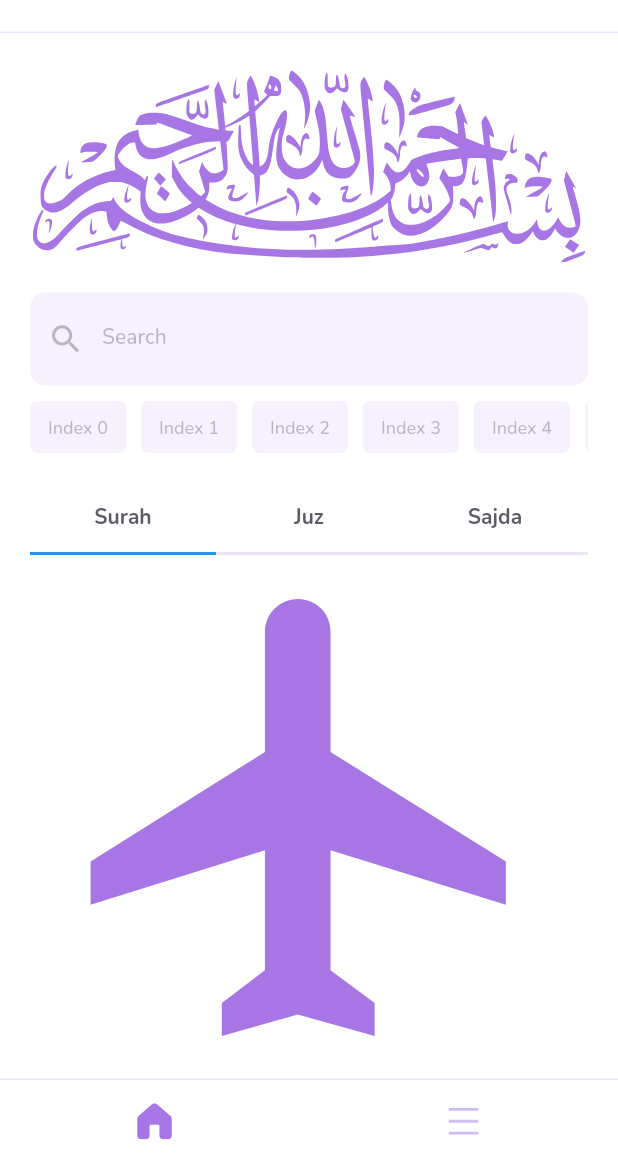
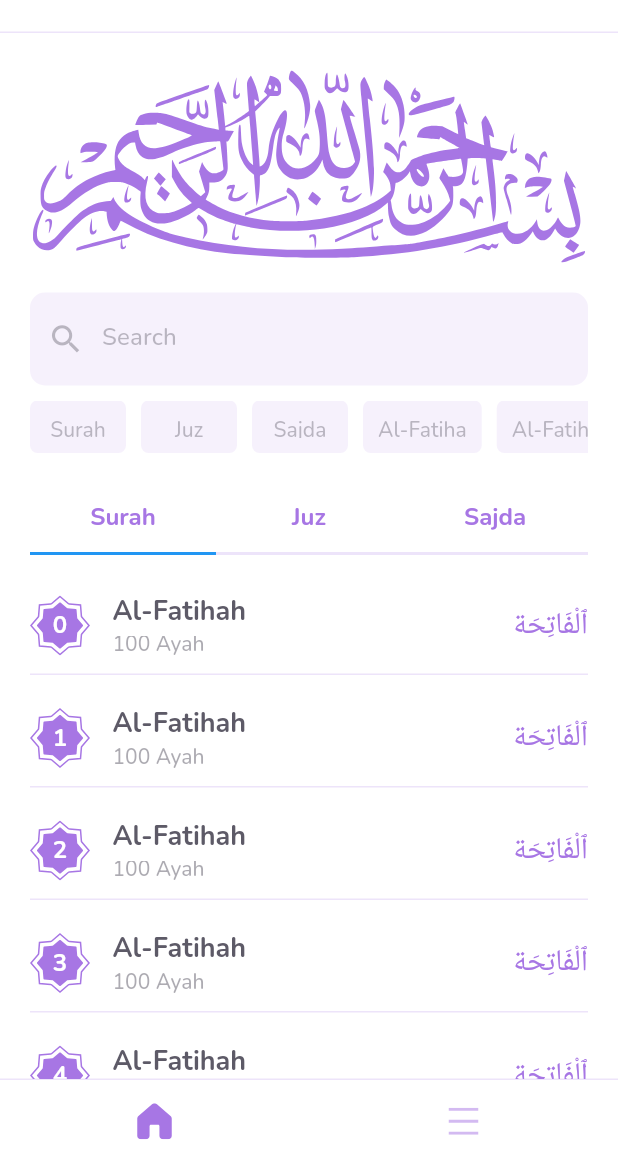
Before and after one commit to Open-Quran/quran, a Flutter app: the screen it shows after launch, on a phone screen of 412 x 824 dp, the part 72-1236 px from its top. Run offline on Flutter 3.47's test engine with Material 2 defaults, Android fonts, the phone set to English and light mode, and no system bars; drawn by our look-alikes of auto_size_text; our stand-ins replace flutter_svg, get_storage, google_fonts; generated files the repository leaves out were written again.

Commit message:
create fake surah list in home screen

```diff
--- a/lib/constants/images.dart
+++ b/lib/constants/images.dart
@@ -15,4 +15,5 @@ class ImageConstants {
   static const String playActiveIcon = "${_iconsPath}ic_play_active.svg";
   static const String stopActiveIcon = "${_iconsPath}ic_stop_active.svg";
   static const String bigBasmalaIcon = "${_iconsPath}ic_big_basmala.svg";
+  static const String surahNumberFrame = "${_iconsPath}ic_surah_number_frame.svg";
 }
--- a/lib/l10n/app_en.arb
+++ b/lib/l10n/app_en.arb
@@ -4,5 +4,6 @@
     "search": "Search",
     "surah": "Surah",
     "juz": "Juz",
-    "sajda": "Sajda"
+    "sajda": "Sajda",
+    "ayah": "Ayah"
 }
--- a/lib/l10n/app_tr.arb
+++ b/lib/l10n/app_tr.arb
@@ -4,5 +4,6 @@
     "search": "Arama",
     "surah": "Sure",
     "juz": "Cüz",
-    "sajda": "Secde"
+    "sajda": "Secde",
+    "ayah": "Ayet"
 }
--- /dev/null
+++ b/lib/models/surah_model.dart
@@ -0,0 +1,17 @@
+class SurahModel {
+  int id;
+  String name;
+  String nameAr;
+
+  int get versesLength => 100;
+
+  SurahModel({required this.id, required this.name, required this.nameAr});
+
+  static List<SurahModel> get getFakeData {
+    List<SurahModel> data = [];
+    for (int i = 0; i < 10; i++) {
+      data.add(SurahModel(id: i, name: "Al-Fatihah", nameAr: "ٱلْفَاتِحَة"));
+    }
+    return data;
+  }
+}
--- a/lib/screens/home_screen.dart
+++ b/lib/screens/home_screen.dart
@@ -1,8 +1,11 @@
 import 'package:fabrikod_quran/constants/constants.dart';
+import 'package:fabrikod_quran/models/surah_model.dart';
 import 'package:fabrikod_quran/providers/home_provider.dart';
+import 'package:fabrikod_quran/widgets/bars/custom_tab_bar.dart';
 import 'package:fabrikod_quran/widgets/bars/main_app_bar.dart';
 import 'package:fabrikod_quran/widgets/bars/custom_search_bar.dart';
-import 'package:fabrikod_quran/widgets/search_tag.dart';
+import 'package:fabrikod_quran/widgets/cards/surah_detail_card.dart';
+import 'package:fabrikod_quran/widgets/tags/custom_tag_list.dart';
 import 'package:flutter/material.dart';
 import 'package:flutter_svg/flutter_svg.dart';
 import 'package:provider/provider.dart';
@@ -32,93 +35,55 @@ class _HomeScreenState extends State<HomeScreen> {
           const EdgeInsets.only(top: kPaddingVertical),
       child: Column(
         children: [
-          SvgPicture.asset(ImageConstants.bigBasmalaIcon, color: Theme.of(context).iconTheme.color),
+          buildBasmala,
           const SizedBox(height: kPaddingDefault * 2),
-          CustomSearchBar(focusNode: context.watch<HomeProvider>().searchBarFocusNode),
+          buildSearchBar,
           const SizedBox(height: kPaddingDefault),
           buildSearchTags,
           const SizedBox(height: kPaddingDefault * 2),
-          Expanded(child: buildDefaultTabController),
+          Expanded(child: buildTabBar),
         ],
       ),
     );
   }
 
+  Widget get buildBasmala =>
+      SvgPicture.asset(ImageConstants.bigBasmalaIcon, color: Theme.of(context).iconTheme.color);
+
+  Widget get buildSearchBar =>
+      CustomSearchBar(focusNode: context.watch<HomeProvider>().searchBarFocusNode);
+
   Widget get buildSearchTags {
-    return SizedBox(
-      height: 35,
-      child: ListView.separated(
-        itemCount: 10,
-        scrollDirection: Axis.horizontal,
-        itemBuilder: (context, index) {
-          return SearchTag(
-            title: "Index $index",
-            onPressed: () {},
-          );
-        },
-        separatorBuilder: (context, index) {
-          return const SizedBox(width: kPaddingDefault);
-        },
-      ),
+    return CustomTagList(
+      ///Todo After then Fixed
+      tags: const ["Surah", "Juz", "Sajda", "Al-Fatiha", "Al-Fatiha", "Al-Fatiha"],
+      selectedTag: (selectedTag) {},
     );
   }
 
-  Widget get buildDefaultTabController {
-    return DefaultTabController(
-      length: 3,
-      child: Column(
-        children: [
-          buildTabBar,
-          Expanded(child: buildTabBarView),
-        ],
-      ),
-    );
-  }
-
-  List<String> get getTabTitles => [
+  Widget get buildTabBar {
+    return CustomTabBar(
+      tabTitles: [
         context.translate.surah,
         context.translate.juz,
         context.translate.sajda,
-      ];
-
-  Widget get buildTabBar {
-    return Stack(
-      children: [
-        Positioned.fill(
-          child: Container(
-            decoration: BoxDecoration(
-              border: Border(
-                bottom: BorderSide(
-                  color: context.theme.dividerColor,
-                  width: 2.0,
-                ),
-              ),
-            ),
-          ),
-        ),
-        TabBar(
-          tabs: [
-            ...getTabTitles.map(
-              (e) => Tab(
-                icon: Text(
-                  e,
-                  style: context.theme.textTheme.bodyText1?.copyWith(fontWeight: FontWeight.w700),
-                ),
-              ),
-            ),
-          ],
-        ),
+      ],
+      tabViews: [
+        buildSurahList,
+        const Icon(Icons.directions_transit, size: 350),
+        const Icon(Icons.directions_car, size: 350),
       ],
     );
   }
 
-  Widget get buildTabBarView {
-    return const TabBarView(
-      children: [
-        Icon(Icons.flight, size: 350),
-        Icon(Icons.directions_transit, size: 350),
-        Icon(Icons.directions_car, size: 350),
-      ],
+  Widget get buildSurahList {
+    return ListView.separated(
+      itemCount: SurahModel.getFakeData.length,
+      padding: const EdgeInsets.symmetric(vertical: kPaddingVertical),
+      itemBuilder: (context, index) => SurahDetailCard(
+        surahModel: SurahModel.getFakeData[index],
+      ),
+      separatorBuilder: (context, index) => const SizedBox(height: kPaddingContentSpaceBetween),
     );
   }
 }
--- a/lib/widgets/bars/custom_search_bar.dart
+++ b/lib/widgets/bars/custom_search_bar.dart
@@ -16,14 +16,14 @@ class CustomSearchBar extends StatelessWidget {
       child: TextFormField(
         focusNode: focusNode,
         controller: textEditingController,
-        cursorColor: Theme.of(context).primaryColor,
+        cursorColor: context.theme.primaryColor,
         decoration: InputDecoration(
           prefixIcon: Icon(
             Icons.search,
             size: 25,
-            color: Theme.of(context).secondaryHeaderColor,
+            color: context.theme.secondaryHeaderColor,
           ),
-          fillColor: Theme.of(context).cardTheme.color?.withOpacity(0.1),
+          fillColor: context.theme.cardTheme.color?.withOpacity(0.1),
           filled: true,
           isDense: true,
           contentPadding: const EdgeInsets.all(kPaddingHorizontal),
@@ -35,8 +35,8 @@ class CustomSearchBar extends StatelessWidget {
           focusedErrorBorder: getBorder,
           labelText: context.translate.search,
           floatingLabelBehavior: FloatingLabelBehavior.never,
-          labelStyle: Theme.of(context).textTheme.bodyText1?.copyWith(
-                color: Theme.of(context).secondaryHeaderColor,
+          labelStyle: context.theme.textTheme.titleSmall?.copyWith(
+                color: context.theme.secondaryHeaderColor,
               ),
         ),
       ),
--- /dev/null
+++ b/lib/widgets/bars/custom_tab_bar.dart
@@ -0,0 +1,59 @@
+import 'package:flutter/material.dart';
+import 'package:fabrikod_quran/constants/constants.dart';
+
+class CustomTabBar extends StatelessWidget {
+  final List<String> tabTitles;
+  final List<Widget> tabViews;
+
+  const CustomTabBar({Key? key, required this.tabTitles, required this.tabViews}) : super(key: key);
+
+  @override
+  Widget build(BuildContext context) {
+    return DefaultTabController(
+      length: tabTitles.length,
+      child: Column(
+        children: [
+          buildTabBar(context),
+          Expanded(child: buildTabBarView),
+        ],
+      ),
+    );
+  }
+
+  Widget buildTabBar(BuildContext context) {
+    return Stack(
+      children: [
+        Positioned.fill(
+          child: Container(
+            decoration: BoxDecoration(
+              border: Border(
+                bottom: BorderSide(
+                  color: context.theme.dividerColor,
+                  width: 2.0,
+                ),
+              ),
+            ),
+          ),
+        ),
+        TabBar(
+          tabs: [
+            ...tabTitles.map(
+              (e) => Tab(
+                icon: Text(
+                  e,
+                  style: context.theme.tabBarTheme.labelStyle,
+                ),
+              ),
+            ),
+          ],
+        ),
+      ],
+    );
+  }
+
+  Widget get buildTabBarView {
+    return TabBarView(
+      children: tabViews,
+    );
+  }
+}
--- /dev/null
+++ b/lib/widgets/cards/surah_detail_card.dart
@@ -0,0 +1,83 @@
+import 'package:auto_size_text/auto_size_text.dart';
+import 'package:fabrikod_quran/constants/constants.dart';
+import 'package:fabrikod_quran/models/surah_model.dart';
+import 'package:flutter/material.dart';
+import 'package:flutter_svg/flutter_svg.dart';
+
+class SurahDetailCard extends StatelessWidget {
+  final SurahModel surahModel;
+
+  const SurahDetailCard({Key? key, required this.surahModel}) : super(key: key);
+
+  @override
+  Widget build(BuildContext context) {
+    return SizedBox(
+      height: 60,
+      child: Column(
+        children: [
+          Row(
+            children: [
+              buildSurahNumber(context),
+              const SizedBox(width: kPaddingContentSpaceBetween),
+              Expanded(child: buildSurahDetail(context)),
+              const SizedBox(width: kPaddingContentSpaceBetween),
+              buildSurahNameAr(context),
+            ],
+          ),
+          const SizedBox(height: kPaddingDefault),
+          const Divider(thickness: 1, height: 1)
+        ],
+      ),
+    );
+  }
+
+  Widget buildSurahNumber(BuildContext context) {
+    return Stack(
+      alignment: AlignmentDirectional.center,
+      children: [
+        SvgPicture.asset(ImageConstants.surahNumberFrame),
+        Positioned.fill(
+          child: Center(
+            child: Padding(
+              padding: const EdgeInsets.symmetric(horizontal: kPaddingDefault),
+              child: AutoSizeText(
+                surahModel.id.toString(),
+                maxLines: 1,
+                textAlign: TextAlign.center,
+                style: context.theme.textTheme.titleLarge,
+              ),
+            ),
+          ),
+        )
+      ],
+    );
+  }
+
+  Widget buildSurahDetail(BuildContext context) {
+    return Column(
+      crossAxisAlignment: CrossAxisAlignment.start,
+      mainAxisAlignment: MainAxisAlignment.end,
+      children: [
+        Text(
+          surahModel.name,
+          overflow: TextOverflow.ellipsis,
+          style: context.theme.textTheme.headlineMedium,
+        ),
+        Opacity(
+          opacity: 0.5,
+          child: Text(
+            "${surahModel.versesLength} ${context.translate.ayah}",
+            style: context.theme.textTheme.bodyLarge,
+          ),
+        ),
+      ],
+    );
+  }
+
+  Widget buildSurahNameAr(BuildContext context) {
+    return Text(
+      surahModel.nameAr,
+      style: context.theme.textTheme.headlineLarge,
+    );
+  }
+}
--- a/lib/widgets/search_tag.dart
+++ /dev/null
@@ -1,32 +0,0 @@
-import 'package:fabrikod_quran/constants/constants.dart';
-import 'package:flutter/material.dart';
-
-class SearchTag extends StatelessWidget {
-  final String title;
-  final Function()? onPressed;
-
-  const SearchTag({Key? key, required this.title, this.onPressed}) : super(key: key);
-
-  @override
-  Widget build(BuildContext context) {
-    return ElevatedButton(
-      onPressed: onPressed,
-      style: ElevatedButton.styleFrom(
-        padding: const EdgeInsets.all(kPaddingDefault),
-        backgroundColor: Theme.of(context).cardTheme.color?.withOpacity(0.1),
-        foregroundColor: Colors.transparent,
-        shadowColor: Colors.transparent,
-        shape: RoundedRectangleBorder(
-          borderRadius: BorderRadius.circular(kPaddingDefault / 2),
-        ),
-      ),
-      child: Text(
-        title,
-        style: Theme.of(context).textTheme.bodyText2?.copyWith(
-              fontWeight: FontWeight.w500,
-              color: Theme.of(context).secondaryHeaderColor,
-            ),
-      ),
-    );
-  }
-}
--- /dev/null
+++ b/lib/widgets/tags/custom_tag_list.dart
@@ -0,0 +1,47 @@
+import 'package:fabrikod_quran/constants/constants.dart';
+import 'package:flutter/material.dart';
+
+class CustomTagList extends StatelessWidget {
+  final List<String> tags;
+  final Function(String) selectedTag;
+
+  const CustomTagList({
+    Key? key,
+    required this.tags,
+    required this.selectedTag,
+  }) : super(key: key);
+
+  @override
+  Widget build(BuildContext context) {
+    return SizedBox(
+      height: 35,
+      child: ListView.separated(
+        itemCount: tags.length,
+        scrollDirection: Axis.horizontal,
+        itemBuilder: (context, index) => buildButton(context, tag: tags[index]),
+        separatorBuilder: (context, index) => const SizedBox(width: kPaddingDefault),
+      ),
+    );
+  }
+
+  Widget buildButton(BuildContext context, {required String tag}) {
+    return ElevatedButton(
+      onPressed: () => selectedTag(tag),
+      style: ElevatedButton.styleFrom(
+        padding: const EdgeInsets.all(kPaddingDefault),
+        backgroundColor: context.theme.cardTheme.color?.withOpacity(0.1),
+        foregroundColor: Colors.transparent,
+        shadowColor: Colors.transparent,
+        shape: RoundedRectangleBorder(
+          borderRadius: BorderRadius.circular(kPaddingDefault / 2),
+        ),
+      ),
+      child: Text(
+        tag,
+        style: context.theme.textTheme.bodyLarge?.copyWith(
+          color: context.theme.secondaryHeaderColor,
+        ),
+      ),
+    );
+  }
+}
--- a/pubspec.yaml
+++ b/pubspec.yaml
@@ -26,6 +26,7 @@ dependencies:
   #Widgets
   cupertino_icons: ^1.0.2
   flutter_svg: ^1.1.5
+  auto_size_text: ^3.0.0
 
   # Local Database
   get_storage: ^2.0.3
```
Also changed, not shown: assets/icons/ic_surah_number_frame.svg (added).
